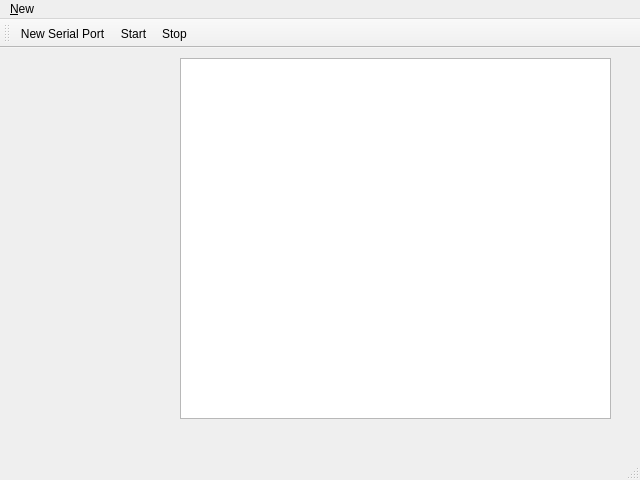
Qt form mainwindow.ui (rcetin/pipo) before a commit.
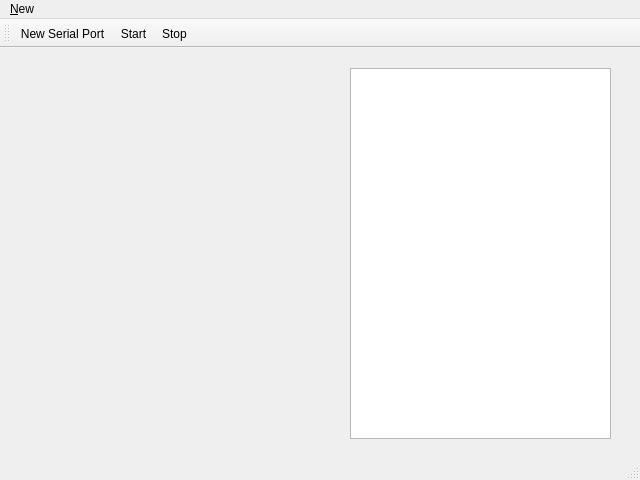
The same form after that commit. Icons and pictures are not drawn.

The edit to the form file:
```diff
--- a/mainwindow.ui
+++ b/mainwindow.ui
@@ -21,10 +21,10 @@
    <widget class="QTextBrowser" name="textBrowser">
     <property name="geometry">
      <rect>
-      <x>180</x>
-      <y>10</y>
-      <width>431</width>
-      <height>361</height>
+      <x>350</x>
+      <y>20</y>
+      <width>261</width>
+      <height>371</height>
      </rect>
     </property>
     <property name="sizePolicy">
```
Left out of the diff: 4 changed lines with no effect on the pictures.
